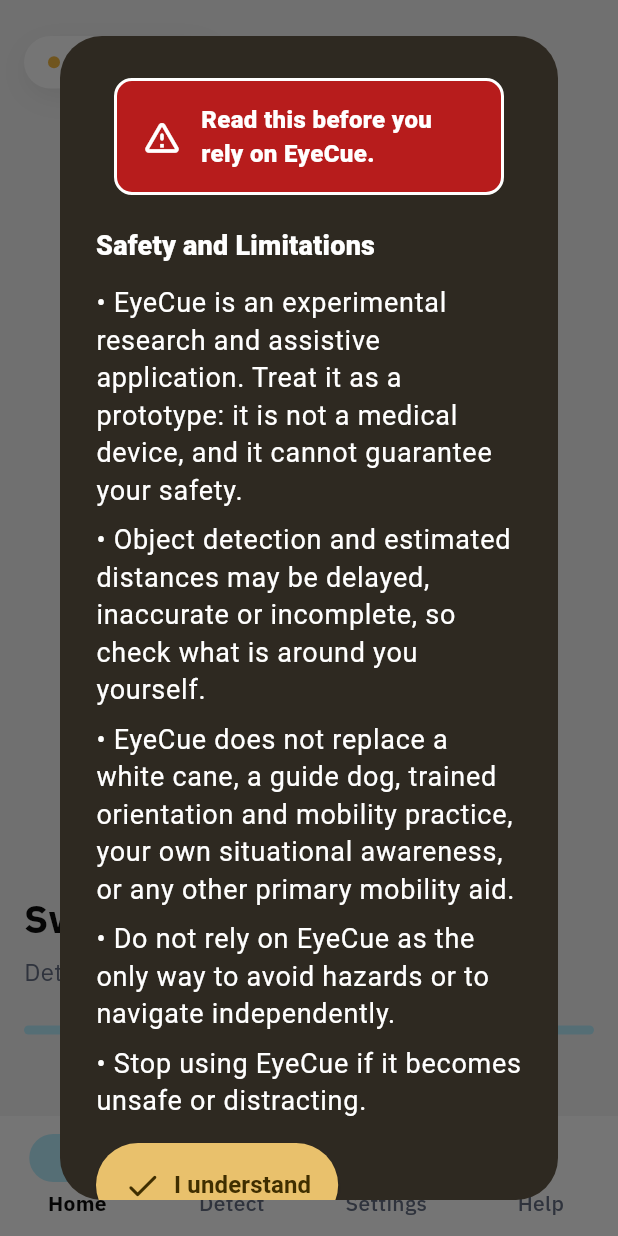
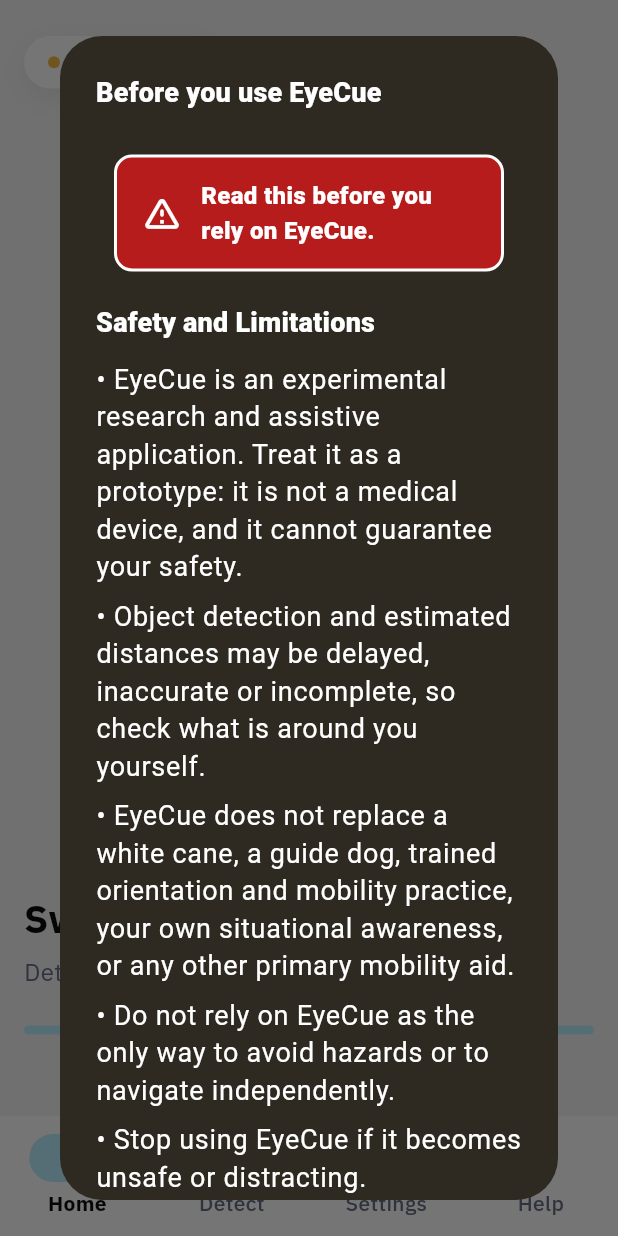
Before and after one commit to nmarcusg/eyecue_flutter, a Flutter app: the screen it shows after launch, on a phone screen of 412 x 824 dp. Run offline on Flutter 3.47's test engine with Material 3 defaults, Android fonts, the phone set to English and light mode, and no system bars; our stand-ins replace camera, fl_chart, flutter_tts, google_fonts, permission_handler, plugin_platform_interface and 2 more; missing offline and left inert: marionette_flutter; statements that could not run were skipped; project files that could hold a hidden picture were left out.

Commit message:
feat(a11y): name the safety dialog and quiet its lead banner
Add a dialog title that does not duplicate the disclosure heading, and give WarningBanner an optional liveRegion so the dialog lead line is not a second announcement.

```diff
--- a/lib/widgets/safety_disclosure.dart
+++ b/lib/widgets/safety_disclosure.dart
@@ -13,6 +13,12 @@
 /// these values, so the two surfaces can never drift apart. The Play Store
 /// listing's safety/accessibility statement (item K) must mirror this wording.
 const String kSafetyDisclosureTitle = 'Safety and Limitations';
+
+/// The first-use dialog's own title.
+///
+/// Deliberately different from [kSafetyDisclosureTitle] so the dialog identity
+/// and the disclosure heading are never the same announcement.
+const String kSafetyDialogTitle = 'Before you use EyeCue';
 
 /// The five disclosure points, in reading order.
 const List<String> kSafetyDisclosurePoints = [
@@ -106,19 +112,35 @@
 
   @override
   Widget build(BuildContext context) {
+    final theme = Theme.of(context);
     return PopScope(
       canPop: false,
       child: AlertDialog(
+        title: Semantics(
+          container: true,
+          header: true,
+          label: kSafetyDialogTitle,
+          child: ExcludeSemantics(
+            child: Text(
+              kSafetyDialogTitle,
+              style: theme.textTheme.titleMedium?.copyWith(
+                fontWeight: FontWeight.w800,
+              ),
+            ),
+          ),
+        ),
         // Scrolls at large text scales instead of clipping the points.
         scrollable: true,
         content: Column(
           crossAxisAlignment: CrossAxisAlignment.start,
           mainAxisSize: MainAxisSize.min,
           children: [
-            // Announces the surface on open; the lead line is not one of the
-            // five points, so nothing is read twice.
+            // Names the surface without competing with the disclosure on
+            // entry; the lead line is not one of the five points, so nothing
+            // is read twice.
             const WarningBanner(
               message: 'Read this before you rely on EyeCue.',
+              liveRegion: false,
             ),
             const SizedBox(height: kSpace8),
             const SafetyDisclosureBody(),
--- a/lib/widgets/warning_banner.dart
+++ b/lib/widgets/warning_banner.dart
@@ -8,13 +8,24 @@
 class WarningBanner extends StatelessWidget {
   final String message;
 
-  const WarningBanner({super.key, required this.message});
+  /// Whether this banner announces itself as a live region.
+  ///
+  /// Defaults to `true` so every existing call site keeps today's behaviour.
+  /// The safety dialog passes `false` so its lead line does not compete with
+  /// the disclosure on entry.
+  final bool liveRegion;
+
+  const WarningBanner({
+    super.key,
+    required this.message,
+    this.liveRegion = true,
+  });
 
   @override
   Widget build(BuildContext context) {
     return Semantics(
       container: true,
-      liveRegion: true,
+      liveRegion: liveRegion,
       label: 'Warning. $message',
       child: Container(
         width: double.infinity,
```
